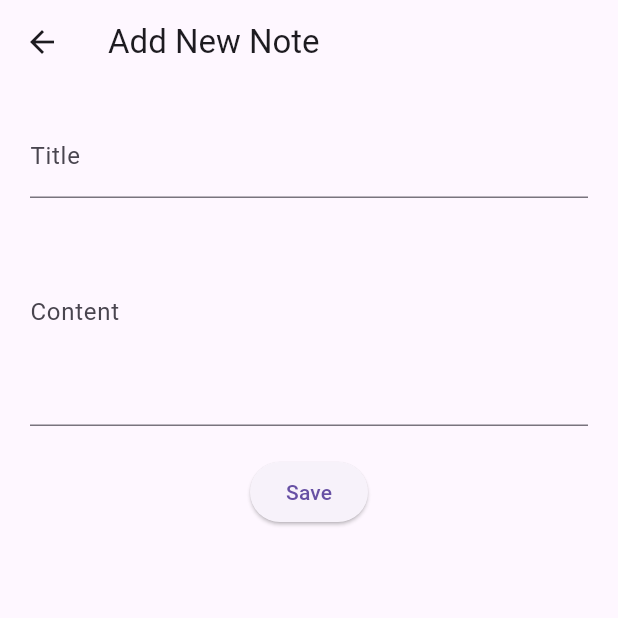
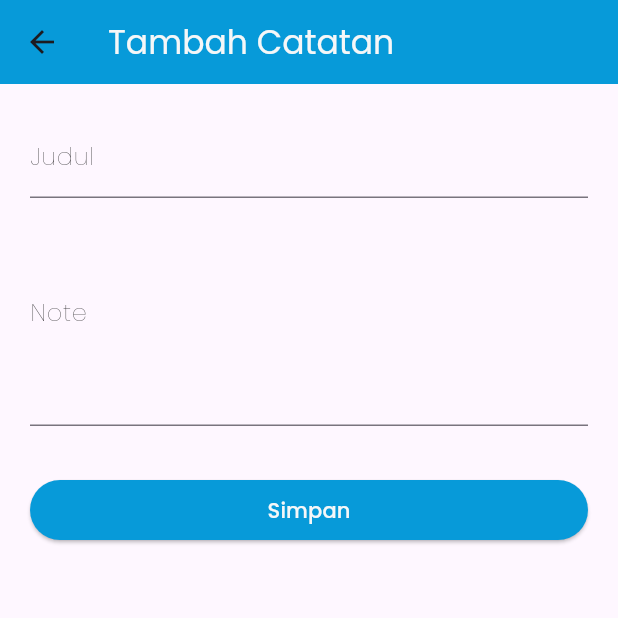
Before and after one commit to shandikadav/intermediate-mobile-amcc24, a Flutter app: the AddNotePage screen opened directly with empty values, on a phone screen of 412 x 824 dp, the top half of it. Run offline on Flutter 3.47's test engine with Material 3 defaults, Android fonts, the phone set to English and light mode, and no system bars; our stand-ins replace bloc, cloud_firestore, firebase_auth, firebase_core, flutter_bloc, go_router and 1 more; accounts and stored records are empty.

Commit message:
fix : ui add note & detail note

```diff
--- a/lib/pages/add_note_page.dart
+++ b/lib/pages/add_note_page.dart
@@ -1,4 +1,5 @@
 import 'package:flutter/material.dart';
+import 'package:intermediate_mobile_amcc24/shared/themes/theme.dart';
 
 class AddNotePage extends StatelessWidget {
   final Function(String, String) onSave;
@@ -12,27 +13,47 @@ class AddNotePage extends StatelessWidget {
 
     return Scaffold(
       appBar: AppBar(
-        title: Text('Add New Note'),
+        backgroundColor: primaryColor,
+        title: Text(
+          'Tambah Catatan',
+          style: whiteColorTextStyle,
+        ),
       ),
       body: Padding(
         padding: const EdgeInsets.all(20.0),
-        child: Column(
+        child: ListView(
           children: [
             TextField(
               controller: titleController,
-              decoration: InputDecoration(labelText: 'Title'),
+              decoration: InputDecoration(
+                labelText: 'Judul',
+                labelStyle: blackColorTextStyle.copyWith(
+                  fontWeight: FontWeight.w100,
+                ),
+              ),
             ),
             TextField(
               controller: contentController,
-              decoration: InputDecoration(labelText: 'Content'),
+              decoration: InputDecoration(
+                labelText: 'Note',
+                labelStyle: blackColorTextStyle.copyWith(
+                  fontWeight: FontWeight.w100,
+                ),
+              ),
               maxLines: 5,
             ),
-            SizedBox(height: 20),
+            const SizedBox(height: 32),
             ElevatedButton(
+              style: ElevatedButton.styleFrom(
+                backgroundColor: primaryColor,
+              ),
               onPressed: () {
                 onSave(titleController.text, contentController.text);
               },
-              child: Text('Save'),
+              child: Text(
+                'Simpan',
+                style: whiteColorTextStyle,
+              ),
             ),
           ],
         ),
--- a/lib/pages/detai_note_page.dart
+++ b/lib/pages/detai_note_page.dart
@@ -1,5 +1,6 @@
 import 'package:cloud_firestore/cloud_firestore.dart';
 import 'package:flutter/material.dart';
+import 'package:intermediate_mobile_amcc24/shared/themes/theme.dart';
 
 class DetailNotePage extends StatelessWidget {
   final Map<String, dynamic> note;
@@ -17,10 +18,17 @@ class DetailNotePage extends StatelessWidget {
 
     return Scaffold(
       appBar: AppBar(
-        title: Text('Edit Note'),
+        backgroundColor: primaryColor,
+        title: Text(
+          'Edit Note',
+          style: whiteColorTextStyle,
+        ),
         actions: [
           IconButton(
-            icon: Icon(Icons.save),
+            icon: Icon(
+              Icons.save,
+              color: whiteColor,
+            ),
             onPressed: () {
               // Logic to update note in Firestore
               FirebaseFirestore.instance
```
